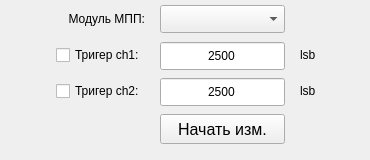
This is mpp_osc_kpa_dialog/modules/run_meas_widget_bdk2.ui in AtariVC/mpp_osc_kpa_dialog as Qt 5 draws it before an edit. The edited form follows.
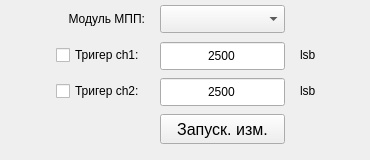
This is the edited form.

What changed in the file:
```diff
--- a/mpp_osc_kpa_dialog/modules/run_meas_widget_bdk2.ui
+++ b/mpp_osc_kpa_dialog/modules/run_meas_widget_bdk2.ui
@@ -107,7 +107,7 @@
         <string notr="true">font: 12pt &quot;MS Shell Dlg 2&quot;;</string>
        </property>
        <property name="text">
-        <string>Начать изм.</string>
+        <string>Запуск. изм.</string>
        </property>
       </widget>
      </item>
```
Left out of the diff: 2 changed lines with no effect on the pictures.
